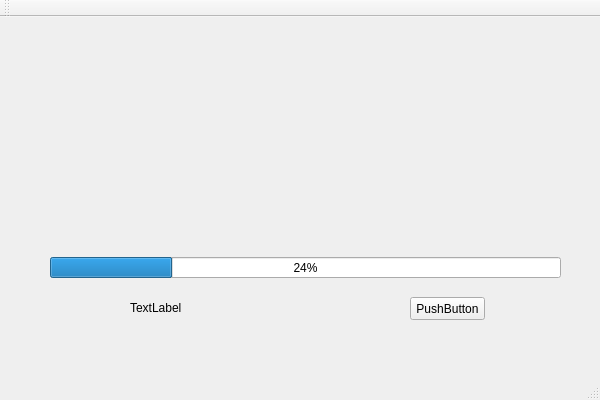
First picture: the form in QtWidgetsApplication3.ui, repository nuaajc-lab107/socket__demo, before the edit.
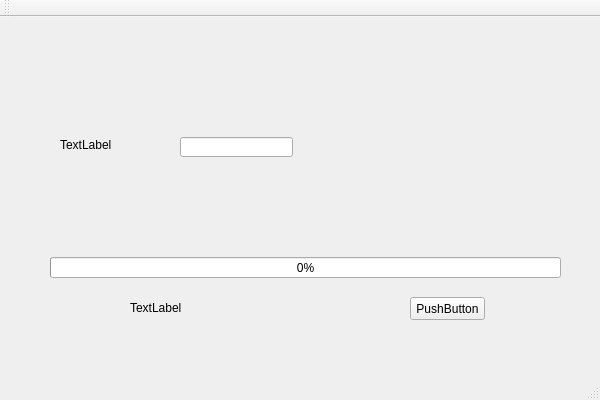
Second picture: the form after the edit.

Commit message: 文件上传功能完成

Diff of the .ui file:
```diff
--- a/QtWidgetsApplication3.ui
+++ b/QtWidgetsApplication3.ui
@@ -37,7 +37,7 @@
      </rect>
     </property>
     <property name="value">
-     <number>24</number>
+     <number>0</number>
     </property>
    </widget>
    <widget class="QLabel" name="StatusLabel">
@@ -53,6 +53,29 @@
      <string>TextLabel</string>
     </property>
    </widget>
+   <widget class="QLineEdit" name="lineEdit">
+    <property name="geometry">
+     <rect>
+      <x>180</x>
+      <y>120</y>
+      <width>113</width>
+      <height>20</height>
+     </rect>
+    </property>
+   </widget>
+   <widget class="QLabel" name="label">
+    <property name="geometry">
+     <rect>
+      <x>60</x>
+      <y>120</y>
+      <width>54</width>
+      <height>16</height>
+     </rect>
+    </property>
+    <property name="text">
+     <string>TextLabel</string>
+    </property>
+   </widget>
   </widget>
   <widget class="QMenuBar" name="menuBar">
    <property name="geometry">
```
The commit also changes 2 other files.
